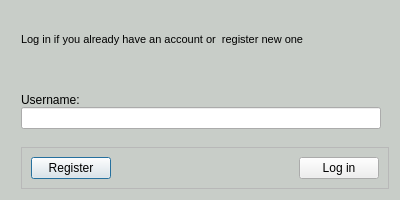
Before: the Qt Designer form ui/loginform.ui in Juan-hussain/dactor, drawn with Qt 5.
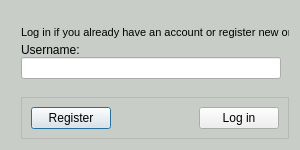
After: the same form once the commit is applied.

The edit to the form file:
```diff
--- a/ui/loginform.ui
+++ b/ui/loginform.ui
@@ -6,8 +6,8 @@
    <rect>
     <x>0</x>
     <y>0</y>
-    <width>400</width>
-    <height>200</height>
+    <width>300</width>
+    <height>150</height>
    </rect>
   </property>
   <property name="sizePolicy">
@@ -18,14 +18,14 @@
   </property>
   <property name="minimumSize">
    <size>
-    <width>400</width>
-    <height>200</height>
+    <width>200</width>
+    <height>100</height>
    </size>
   </property>
   <property name="maximumSize">
    <size>
-    <width>800</width>
-    <height>400</height>
+    <width>300</width>
+    <height>150</height>
    </size>
   </property>
   <property name="windowTitle">
@@ -58,14 +58,7 @@
         </font>
        </property>
        <property name="text">
-        <string>Log in if you already have an account or  register new one</string>
-       </property>
-      </widget>
-     </item>
-     <item>
-      <widget class="QLabel" name="label_6">
-       <property name="text">
-        <string/>
+        <string>Log in if you already have an account or register new one</string>
        </property>
       </widget>
      </item>
```
Left out of the diff: 3 changed lines with no effect on the pictures.
